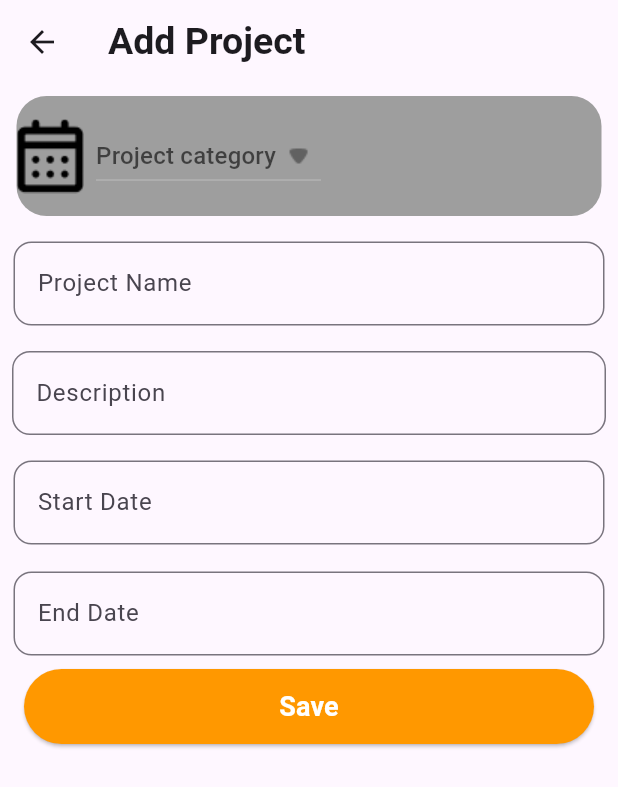
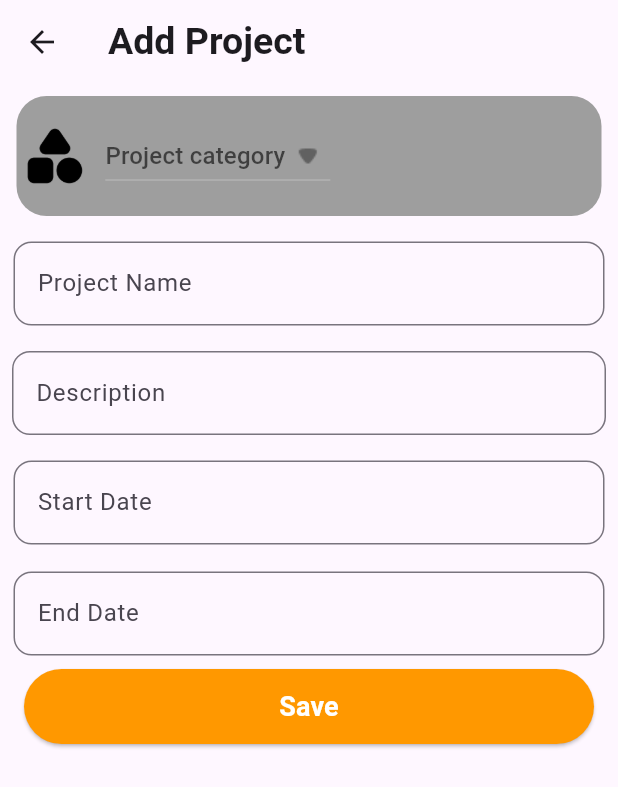
Before and after one commit to Nived-Manoj/Tasky-App, a Flutter app: the CreateTask screen opened directly, on a phone screen of 412 x 824 dp. Shown: the top 787 px of the screen. Run offline on Flutter 3.47's test engine with Material 3 defaults, Android fonts, the phone set to English and light mode, and no system bars; our stand-ins replace lottie, percent_indicator.

Commit message:
intial committ

```diff
--- a/lib/view/create_task.dart
+++ b/lib/view/create_task.dart
@@ -38,7 +38,8 @@ class _CreateTaskState extends State<CreateTask> {
                   children: [
                     Image.asset(
                       color: ColorConstant.Black,
-                      'assets/icons/coolicon.png',
+                      'assets/icons/shapes.png',
+                      scale: 10,
                     ),
                     Padding(
                       padding: const EdgeInsets.all(8.0),
```
Also changed, not shown: assets/icons/coolicon.png (deleted), assets/icons/shapes.png (added).
